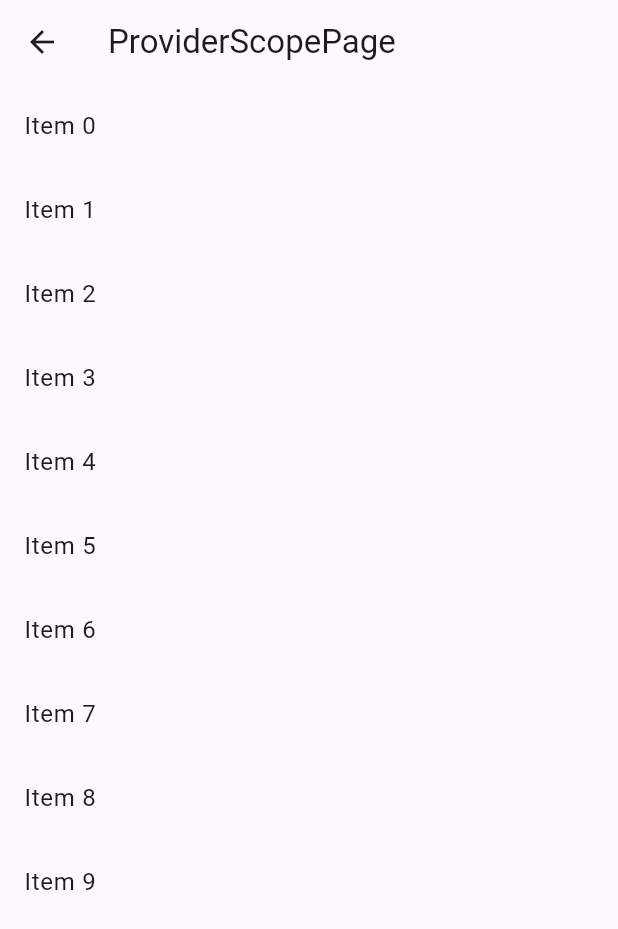
After one commit to boywithdv/riverpod_app, a Flutter app: the screen it shows after launch, after a tap on "Provider Scope Page", on a phone screen of 412 x 824 dp. The commit adds this screen. Shown: the top 929 px of the screen. Run offline on Flutter 3.47's test engine with Material 3 defaults, Android fonts, the phone set to English and light mode, and no system bars; our stand-ins replace clock, cloud_firestore, flutter_hooks, flutter_riverpod, freezed_annotation, hooks_riverpod; accounts and stored records are empty.

Commit message:
feat: provider scopeのページを実装する

```diff
--- /dev/null
+++ b/lib/features/current_todo_index.dart
@@ -0,0 +1,16 @@
+///　このファイルではProviderScopeをでの状態の上書きをする
+///
+///
+///
+
+
+import 'package:flutter/material.dart';
+import 'package:hooks_riverpod/hooks_riverpod.dart';
+
+
+
+/// indexは必須とするので、デフォルトではエラーを設定するか、関数の代わりにnullを返すようにする
+/// `null`を使った場合、型が`int?`(Nulll許容)になる
+final currentTodoIndex = Provider<int>((watch)=>throw UnimplementedError());
+/// 上とはほぼ同じ動作だがnullを許容した例
+/// final currentTodoIndex = Provider<int?>(null);
--- a/lib/main.dart
+++ b/lib/main.dart
@@ -6,6 +6,7 @@ import 'package:riverpod_app/pages/provider/change_notifier_provider_page.dart';
 import 'package:riverpod_app/pages/provider/consumer_widget_sample_page.dart';
 import 'package:riverpod_app/pages/provider/counter_state_provider_page.dart';
 import 'package:riverpod_app/pages/provider/product_detail_page.dart';
+import 'package:riverpod_app/pages/provider/provider_scope_page.dart';
 import 'package:riverpod_app/pages/provider/stream_provider_page.dart';
 import 'package:riverpod_app/pages/provider/use_ref_listenManual_provider_page.dart';
 import 'package:riverpod_app/pages/provider/use_ref_listen_provider_page.dart';
@@ -93,6 +94,9 @@ class MyHomePage extends ConsumerWidget {
               MaterialButton(onPressed: (){
                     Navigator.push(context, MaterialPageRoute(builder: (context)=>ProductDetailPage()));
                   }, child: Text('Product Detail Page',style: TextStyle(color: Colors.blue),),),
+              MaterialButton(onPressed: (){
+                    Navigator.push(context, MaterialPageRoute(builder: (context)=>ProviderScopePage()));
+                  }, child: Text('Provider Scope Page',style: TextStyle(color: Colors.blue),),),
             ],
           ),
         ),
--- /dev/null
+++ b/lib/pages/provider/provider_scope_page.dart
@@ -0,0 +1,38 @@
+import 'package:flutter/material.dart';
+import 'package:hooks_riverpod/hooks_riverpod.dart';
+import 'package:riverpod_app/features/current_todo_index.dart';
+
+
+
+class ProviderScopePage extends StatelessWidget {
+  const ProviderScopePage({super.key});
+
+  @override
+  Widget build(BuildContext context) {
+    return Scaffold(
+        appBar: AppBar(
+          title: Text('ProviderScopePage'),
+      ),body:
+      ListView.builder(
+        itemCount: 10,
+        itemBuilder: (context, index) {
+          return ProviderScope(overrides: [currentTodoIndex.overrideWithValue(index)],child: TodoItemTile(),);
+      }),
+    );
+  }
+}
+
+
+/// 受け取りたい側では通常のProviderを読み取る時と同じように、watchでProviderを読み取ることができる
+class TodoItemTile extends ConsumerWidget {
+  const TodoItemTile({super.key});
+
+  @override
+  Widget build(BuildContext context,WidgetRef ref) {
+    // TODOアイテムのIndexを取得
+    final index = ref.watch(currentTodoIndex);
+    return ListTile(
+      title: Text('Item $index'),
+    );
+  }
+}
```
